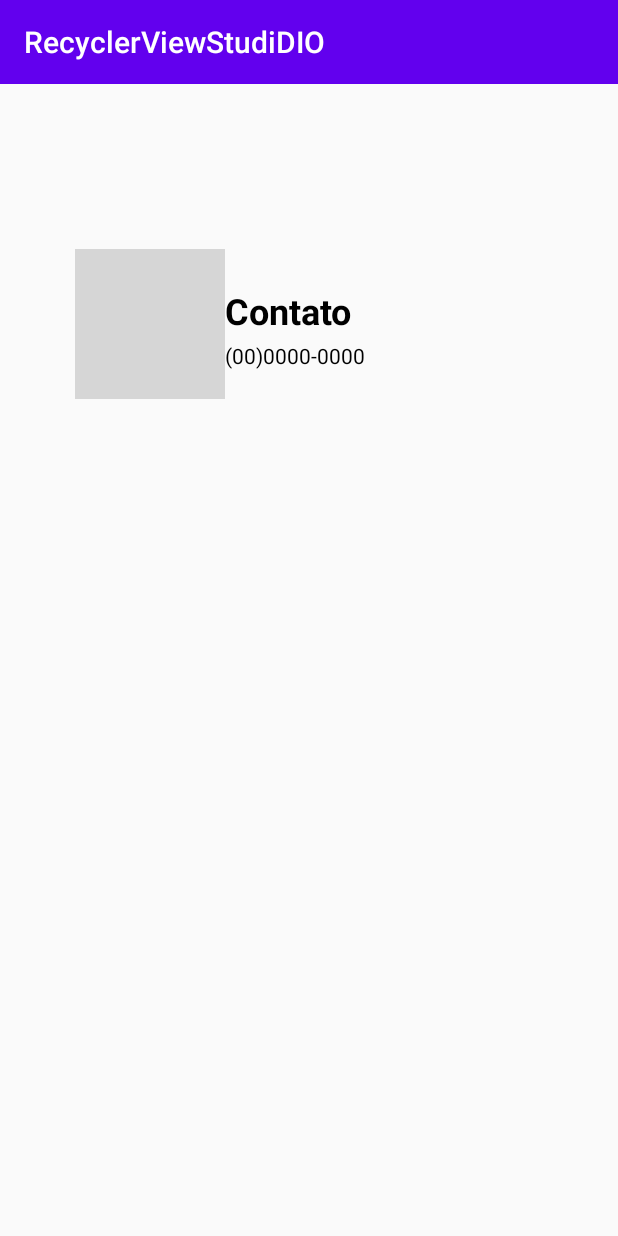
After one commit to octavio-portugal/StudyRecycler, an Android app: the layout contact_detail.xml on its own in the app's theme, with its tools: preview values and no code run, on a phone screen of 412 x 824 dp. The commit adds this screen. Run offline under Robolectric (Android 15) with nearby library versions, the phone set to English and light mode, and no system bars; grey boxes are pictures that could not be loaded.

```diff
--- a/app/build.gradle
+++ b/app/build.gradle
@@ -36,5 +36,6 @@ dependencies {
     androidTestImplementation 'androidx.test.ext:junit:1.1.2'
     androidTestImplementation 'androidx.test.espresso:espresso-core:3.3.0'
     implementation 'com.google.android.material:material:1.2.0-alpha02'
+    implementation 'com.google.code.gson:gson:2.8.6'
 
 }
--- a/app/src/main/AndroidManifest.xml
+++ b/app/src/main/AndroidManifest.xml
@@ -16,6 +16,8 @@
                 <category android:name="android.intent.category.LAUNCHER" />
             </intent-filter>
         </activity>
+
+        <activity android:name=".DetailAcvity"/>
     </application>
 
 </manifest>
--- /dev/null
+++ b/app/src/main/java/com/dio/recyclerviewstudidio/ClickItemContactListener.kt
@@ -0,0 +1,5 @@
+package com.dio.recyclerviewstudidio
+
+interface ClickItemContactListener {
+    fun clickItemContact(contact: Contact)
+}
--- a/app/src/main/java/com/dio/recyclerviewstudidio/Contact.kt
+++ b/app/src/main/java/com/dio/recyclerviewstudidio/Contact.kt
@@ -1,7 +1,11 @@
 package com.dio.recyclerviewstudidio
 
+import android.os.Parcelable
+import kotlinx.android.parcel.Parcelize
+
+@Parcelize
 data class Contact(
     var name: String,
     var phone: String,
     var photograph: String
-)
+) : Parcelable
--- /dev/null
+++ b/app/src/main/res/layout/contact_detail.xml
@@ -0,0 +1,64 @@
+<?xml version="1.0" encoding="utf-8"?>
+<androidx.constraintlayout.widget.ConstraintLayout xmlns:android="http://schemas.android.com/apk/res/android"
+    xmlns:app="http://schemas.android.com/apk/res-auto"
+    xmlns:tools="http://schemas.android.com/tools"
+    android:layout_width="match_parent"
+    android:layout_height="match_parent">
+
+    <androidx.appcompat.widget.Toolbar
+        android:id="@+id/toolbar1"
+        android:layout_width="match_parent"
+        android:layout_height="?attr/actionBarSize"
+        android:background="?attr/colorPrimary"
+        android:theme="@style/ThemeOverlay.AppCompat.Dark.ActionBar"
+        app:layout_constraintEnd_toEndOf="parent"
+        app:layout_constraintStart_toStartOf="parent"
+        app:layout_constraintTop_toTopOf="parent"
+        app:title="@string/app_name" />
+
+
+    <TextView
+        android:id="@+id/tv_name_details"
+        android:layout_width="wrap_content"
+        android:layout_height="wrap_content"
+        android:gravity="center"
+        android:text="Contato"
+        android:textColor="@color/black"
+        android:textSize="24dp"
+        android:textStyle="bold"
+        app:layout_constraintBottom_toBottomOf="parent"
+        app:layout_constraintEnd_toEndOf="parent"
+        app:layout_constraintHorizontal_bias="0.0"
+        app:layout_constraintStart_toEndOf="@id/iv_photograph_details"
+        app:layout_constraintTop_toTopOf="parent"
+        app:layout_constraintVertical_bias="0.241" />
+
+    <TextView
+        android:id="@+id/tv_phone_details"
+        android:layout_width="wrap_content"
+        android:layout_height="wrap_content"
+        android:layout_marginTop="4dp"
+        android:text="(00)0000-0000"
+        android:textColor="@color/black"
+        android:textStyle="normal"
+        app:layout_constraintBottom_toBottomOf="parent"
+        app:layout_constraintEnd_toEndOf="parent"
+        app:layout_constraintHorizontal_bias="0.0"
+        app:layout_constraintStart_toStartOf="@id/tv_name_details"
+        app:layout_constraintTop_toBottomOf="@id/tv_name_details"
+        app:layout_constraintVertical_bias="0.0" />
+
+    <ImageView
+        android:id="@+id/iv_photograph_details"
+        android:layout_width="100dp"
+        android:layout_height="100dp"
+        app:layout_constraintBottom_toBottomOf="parent"
+        app:layout_constraintEnd_toEndOf="parent"
+        app:layout_constraintHorizontal_bias="0.16"
+        app:layout_constraintStart_toStartOf="parent"
+        app:layout_constraintTop_toTopOf="parent"
+        app:layout_constraintVertical_bias="0.229"
+        tools:src="@tools:sample/avatars" />
+
+
+</androidx.constraintlayout.widget.ConstraintLayout>
--- a/app/src/main/res/values/colors.xml
+++ b/app/src/main/res/values/colors.xml
@@ -3,4 +3,5 @@
     <color name="colorPrimary">#6200EE</color>
     <color name="colorPrimaryDark">#3700B3</color>
     <color name="colorAccent">#03DAC5</color>
+    <color name ="black">#000000</color>
 </resources>
```
Also changed, not shown: app/src/main/java/com/dio/recyclerviewstudidio/ContactAdapter.kt (+11 -3 lines), app/src/main/java/com/dio/recyclerviewstudidio/DetailAcvity.kt (added, +46 -0 lines), app/src/main/java/com/dio/recyclerviewstudidio/MainActivity.kt (+48 -17 lines).
